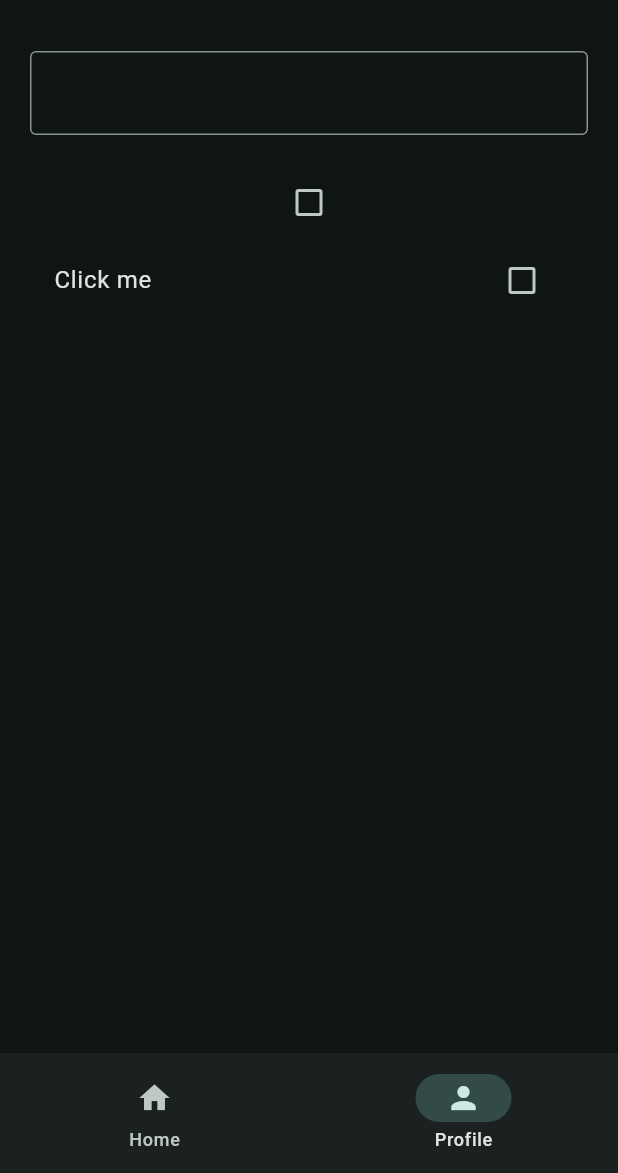
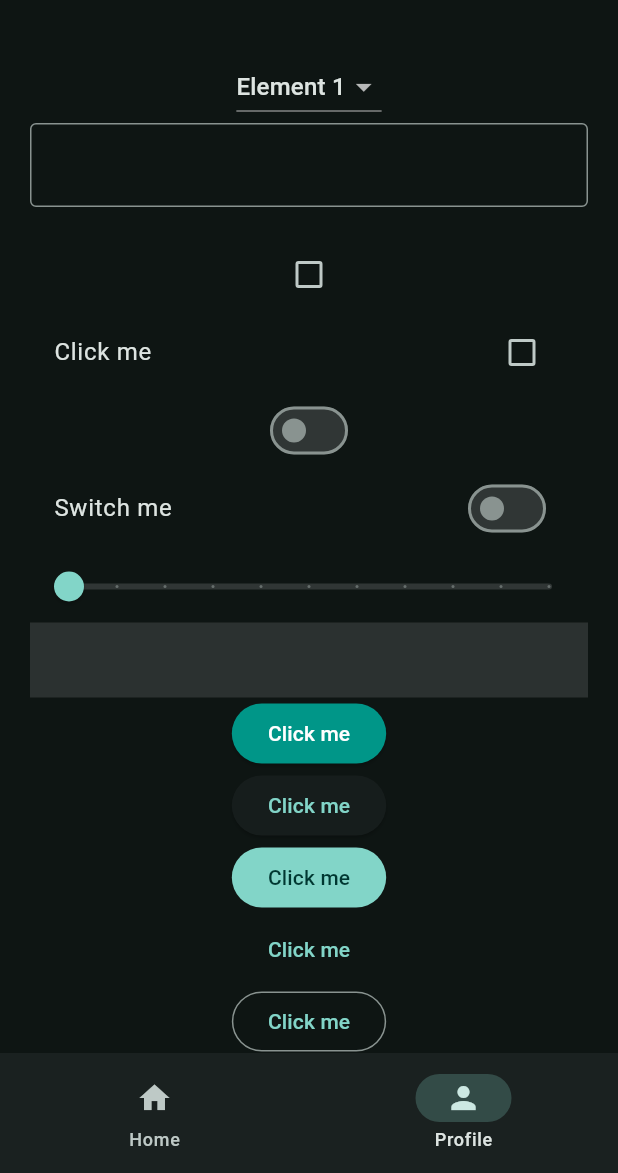
Before and after one commit to RamonArents/fllutter-tutorial, a Flutter app: the screen it shows after launch, item 2 of the bottom bar chosen, on a phone screen of 412 x 824 dp, the part 63-1236 px from its top. Run offline on Flutter 3.47's test engine with Material 3 defaults, Android fonts, the phone set to English and light mode, and no system bars.

Commit message:
User inputs

```diff
--- a/lib/views/pages/profile_page.dart
+++ b/lib/views/pages/profile_page.dart
@@ -10,12 +10,30 @@ class ProfilePage extends StatefulWidget {
 class _ProfilePageState extends State<ProfilePage> {
   TextEditingController controller = TextEditingController();
   bool? isChecked = false;
+  bool isSwitched = false;
+  double sliderValue = 0.0;
+  String? menuItem = 'e1';
+
   @override
   Widget build(BuildContext context) {
-    return Padding(
+    return SingleChildScrollView(
+      child: Padding(
         padding: const EdgeInsets.all(20.0),
         child: Column(
           children: [
+            DropdownButton(
+              value:menuItem,
+              items: [
+                DropdownMenuItem(value: 'e1', child: Text('Element 1')),
+                DropdownMenuItem(value: 'e2', child: Text('Element 2')),
+                DropdownMenuItem(value: 'e3', child: Text('Element 3')),
+              ],
+              onChanged: (String? value) {
+                setState(() {
+                  menuItem = value;
+                });
+              },
+            ),
             TextField(
               controller: controller,
               decoration: InputDecoration(border: OutlineInputBorder()),
@@ -24,7 +42,7 @@ class _ProfilePageState extends State<ProfilePage> {
               },
             ),
             Text(controller.text),
-          Checkbox(
+            Checkbox.adaptive(
               tristate: true,
               value: isChecked,
               onChanged: (bool? value) {
@@ -33,7 +51,7 @@ class _ProfilePageState extends State<ProfilePage> {
                 });
               },
             ),
-          CheckboxListTile(
+            CheckboxListTile.adaptive(
               tristate: true,
               title: Text('Click me'),
               value: isChecked,
@@ -43,7 +61,61 @@ class _ProfilePageState extends State<ProfilePage> {
                 });
               },
             ),
+            Switch.adaptive(
+              value: isSwitched,
+              onChanged: (bool value) {
+                setState(() {
+                  isSwitched = value;
+                });
+              },
+            ),
+            SwitchListTile.adaptive(
+              title: Text('Switch me'),
+              value: isSwitched,
+              onChanged: (bool value) {
+                setState(() {
+                  isSwitched = value;
+                });
+              },
+            ),
+            Slider.adaptive(
+              max: 10.0,
+              divisions: 10,
+              value: sliderValue,
+              onChanged: (double value) {
+                setState(() {
+                  sliderValue = value;
+                });
+                print(value);
+              },
+            ),
+            InkWell(
+              splashColor: Colors.teal,
+              onTap: () {
+                print('Image selected');
+              },
+              child: Container(
+                height: 50,
+                width: double.infinity,
+                color: Colors.white12,
+              ),
+            ),
+            ElevatedButton(
+              onPressed: () {},
+              style: ElevatedButton.styleFrom(
+                backgroundColor: Colors.teal,
+                foregroundColor: Colors.white,
+              ),
+              child: Text('Click me'),
+            ),
+            ElevatedButton(onPressed: () {}, child: Text('Click me')),
+            FilledButton(onPressed: () {}, child: Text('Click me')),
+            TextButton(onPressed: () {}, child: Text('Click me')),
+            OutlinedButton(onPressed: () {}, child: Text('Click me')),
+            CloseButton(onPressed: () {}),
+            BackButton(onPressed: () {}),
           ],
+        ),
       ),
     );
   }
```
Lines whose indentation alone changed are shown as unchanged.
